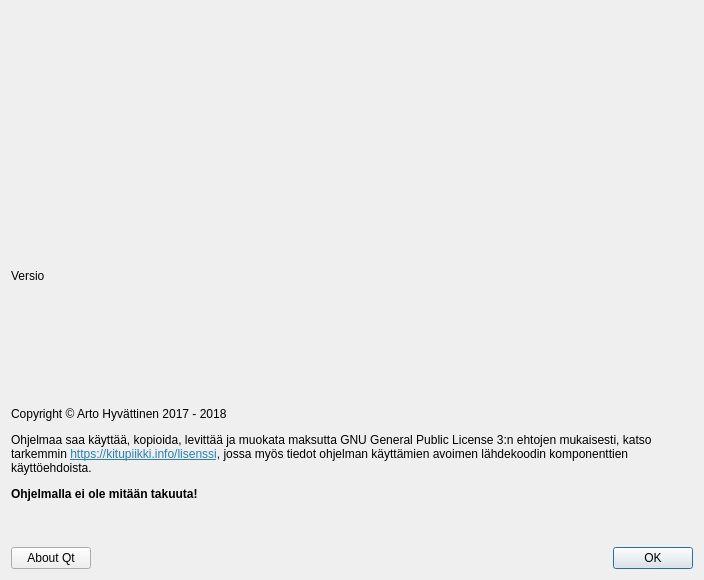
First picture: the form in kitupiikki/aloitussivu/aboutdialog.ui, repository artoh/kitupiikki, before the edit.
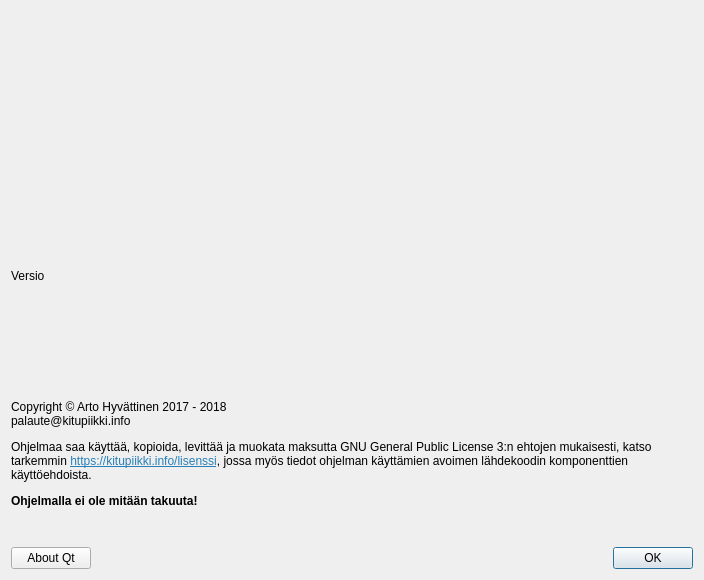
Second picture: the form after the edit. Icons and pictures are not drawn.

Patch:
```diff
--- a/kitupiikki/aloitussivu/aboutdialog.ui
+++ b/kitupiikki/aloitussivu/aboutdialog.ui
@@ -43,7 +43,7 @@
    <item>
     <widget class="QLabel" name="label_2">
      <property name="text">
-      <string>&lt;html&gt;&lt;head/&gt;&lt;body&gt;&lt;p&gt;Copyright © Arto Hyvättinen 2017 - 2018&lt;/p&gt;&lt;p&gt;Ohjelmaa saa käyttää, kopioida, levittää ja muokata maksutta GNU General Public License 3:n ehtojen mukaisesti, katso tarkemmin &lt;a href=&quot;https://kitupiikki.info/lisenssi&quot;&gt;&lt;span style=&quot; text-decoration: underline; color:#2980b9;&quot;&gt;https://kitupiikki.info/lisenssi&lt;/span&gt;&lt;/a&gt;, jossa myös tiedot ohjelman käyttämien avoimen lähdekoodin komponenttien käyttöehdoista. &lt;/p&gt;&lt;p&gt;&lt;span style=&quot; font-weight:600;&quot;&gt;Ohjelmalla ei ole mitään takuuta!&lt;/span&gt;&lt;/p&gt;&lt;/body&gt;&lt;/html&gt;</string>
+      <string>&lt;html&gt;&lt;head/&gt;&lt;body&gt;&lt;p&gt;Copyright © Arto Hyvättinen 2017 - 2018&lt;br/&gt;palaute@kitupiikki.info&lt;/p&gt;&lt;p&gt;Ohjelmaa saa käyttää, kopioida, levittää ja muokata maksutta GNU General Public License 3:n ehtojen mukaisesti, katso tarkemmin &lt;a href=&quot;https://kitupiikki.info/lisenssi&quot;&gt;&lt;span style=&quot; text-decoration: underline; color:#2980b9;&quot;&gt;https://kitupiikki.info/lisenssi&lt;/span&gt;&lt;/a&gt;, jossa myös tiedot ohjelman käyttämien avoimen lähdekoodin komponenttien käyttöehdoista. &lt;/p&gt;&lt;p&gt;&lt;span style=&quot; font-weight:600;&quot;&gt;Ohjelmalla ei ole mitään takuuta!&lt;/span&gt;&lt;/p&gt;&lt;/body&gt;&lt;/html&gt;</string>
      </property>
      <property name="wordWrap">
       <bool>true</bool>
```
